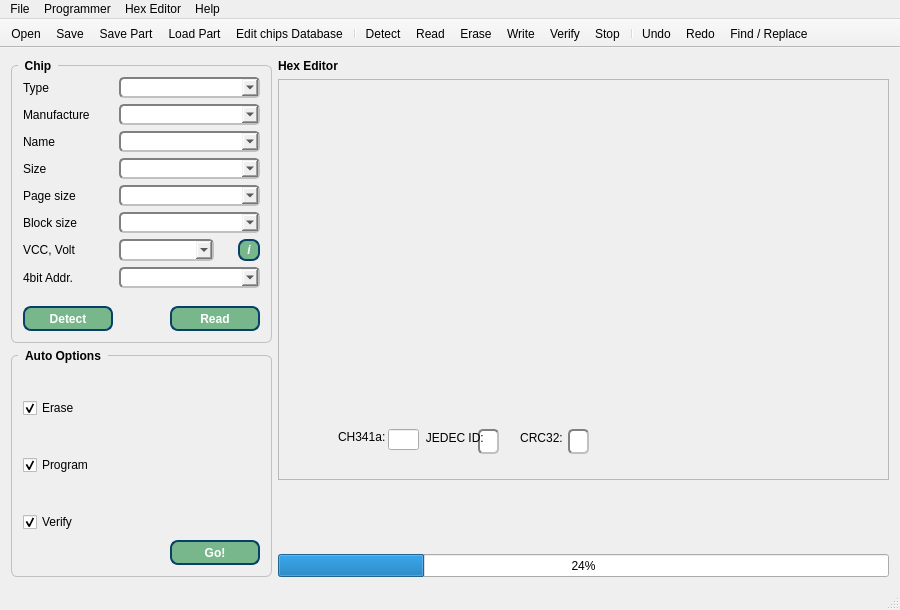
Qt form IMSProg_programmer/mainwindow.ui (bigbigmdm/IMSProg) before a commit.
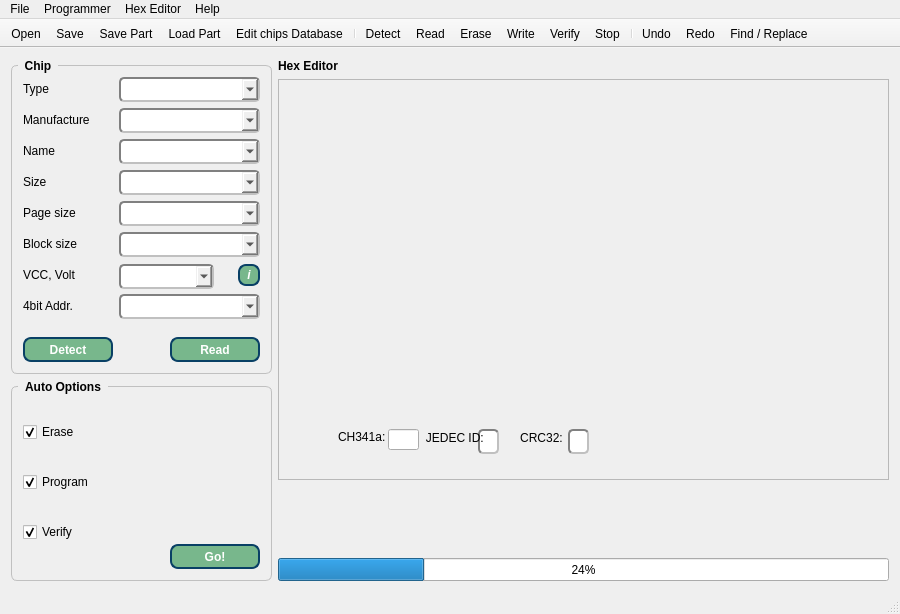
The same form after that commit. Icons and pictures are not drawn.

Patch:
```diff
--- a/IMSProg_programmer/mainwindow.ui
+++ b/IMSProg_programmer/mainwindow.ui
@@ -7,7 +7,7 @@
     <x>0</x>
     <y>0</y>
     <width>900</width>
-    <height>610</height>
+    <height>614</height>
    </rect>
   </property>
   <property name="sizePolicy">
@@ -85,7 +85,7 @@
            <property name="minimumSize">
             <size>
              <width>111</width>
-             <height>21</height>
+             <height>25</height>
             </size>
            </property>
            <property name="styleSheet">
@@ -105,11 +105,14 @@
            <property name="minimumSize">
             <size>
              <width>111</width>
-             <height>21</height>
+             <height>25</height>
             </size>
            </property>
            <property name="styleSheet">
-            <string notr="true">border: 2px solid gray;border-radius: 5px;font-weight:600;border-style: inset;</string>
+            <string notr="true">border: 2px solid gray;border-radius: 5px;font-weight:600;border-style: inset;combobox-popup: 0;</string>
+           </property>
+           <property name="editable">
+            <bool>false</bool>
            </property>
           </widget>
          </item>
@@ -125,7 +128,7 @@
            <property name="minimumSize">
             <size>
              <width>111</width>
-             <height>21</height>
+             <height>25</height>
             </size>
            </property>
            <property name="styleSheet">
@@ -145,7 +148,7 @@
            <property name="minimumSize">
             <size>
              <width>111</width>
-             <height>21</height>
+             <height>25</height>
             </size>
            </property>
            <property name="styleSheet">
@@ -165,7 +168,7 @@
            <property name="minimumSize">
             <size>
              <width>111</width>
-             <height>21</height>
+             <height>25</height>
             </size>
            </property>
            <property name="styleSheet">
@@ -185,7 +188,7 @@
            <property name="minimumSize">
             <size>
              <width>111</width>
-             <height>21</height>
+             <height>25</height>
             </size>
            </property>
            <property name="styleSheet">
@@ -215,7 +218,7 @@
            <property name="minimumSize">
             <size>
              <width>111</width>
-             <height>21</height>
+             <height>25</height>
             </size>
            </property>
            <property name="styleSheet">
@@ -332,7 +335,7 @@
              <property name="minimumSize">
               <size>
                <width>95</width>
-               <height>22</height>
+               <height>25</height>
               </size>
              </property>
              <property name="maximumSize">
```
Left out of the diff: 16 changed lines with no effect on the pictures.
